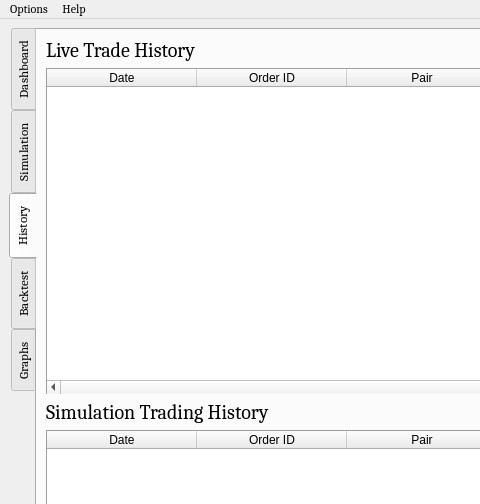
The window that UI/algobot.ui (ZENALC/algobot) describes before a commit, drawn with Qt 5; both pictures show x 0 to 480 and y 0 to 504 of the 1000 by 798 pixel window.
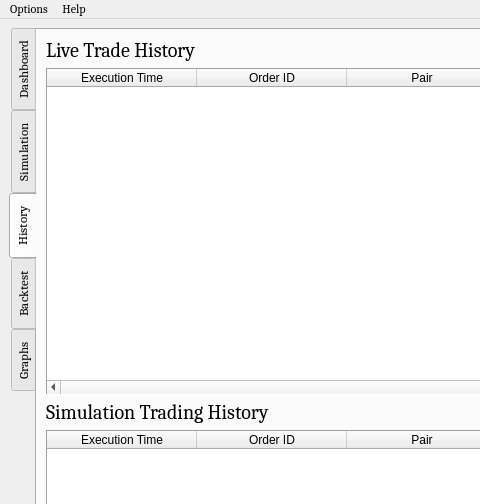
The same window after the commit. The open tabs and pages were chosen to show the change. Icons and pictures are not drawn. Custom widgets are drawn as their Qt base class.

What changed in the file:
```diff
--- a/UI/algobot.ui
+++ b/UI/algobot.ui
@@ -1027,7 +1027,7 @@
           </attribute>
           <column>
            <property name="text">
-            <string>Date</string>
+            <string>Execution Time</string>
            </property>
           </column>
           <column>
@@ -1134,7 +1134,7 @@
           </attribute>
           <column>
            <property name="text">
-            <string>Date</string>
+            <string>Execution Time</string>
            </property>
           </column>
           <column>
```
Left out of the diff: 8 changed lines with no effect on the pictures.
